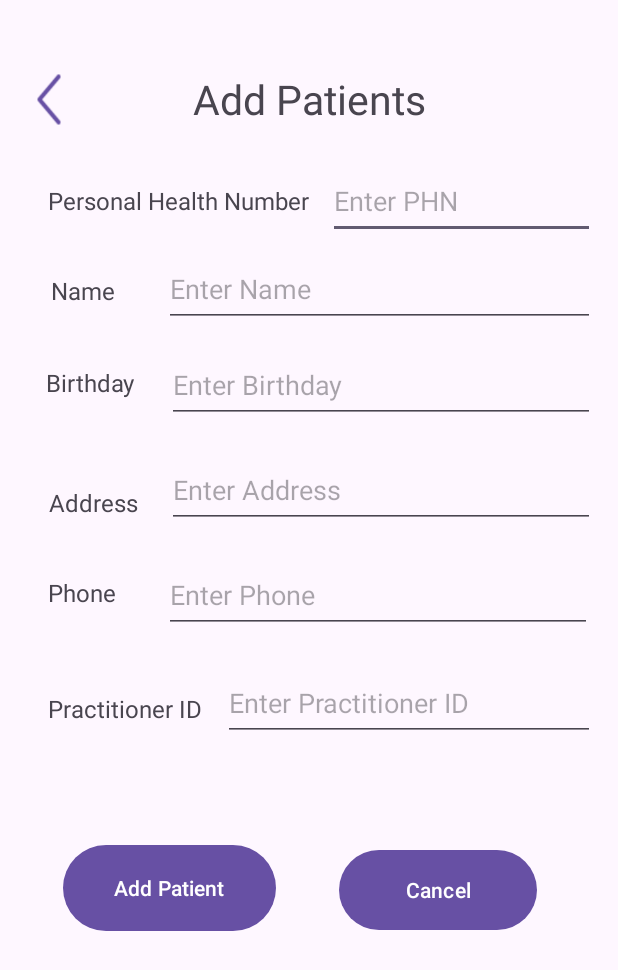
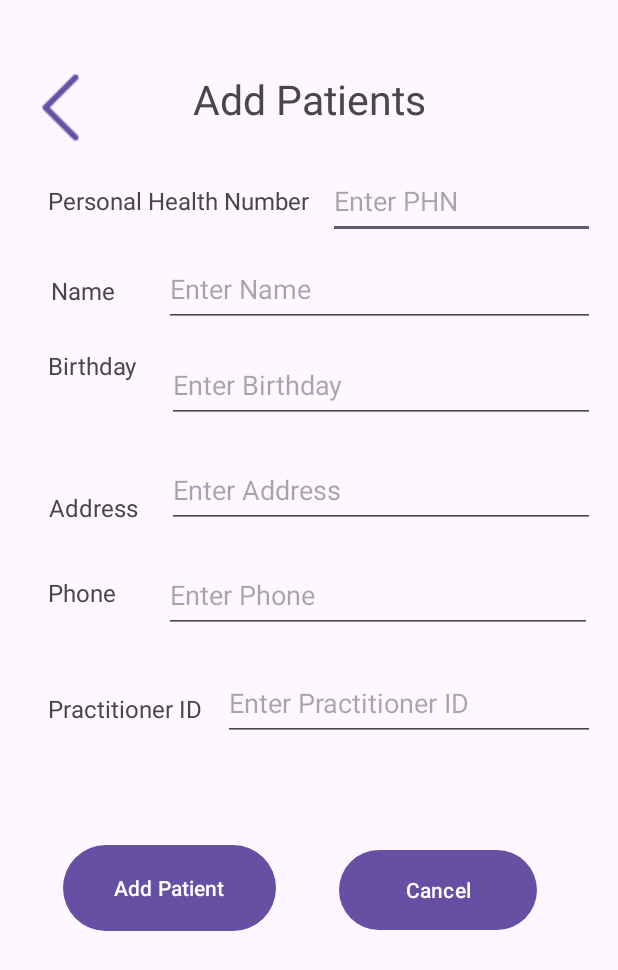
Before and after one commit to leshanLC/Health-Connect, an Android app: the layout activity_test.xml on its own in the app's theme, with its tools: preview values and no code run, on a phone screen of 412 x 824 dp. Shown: the top 970 px of the screen. Run offline under Robolectric (Android 15) with nearby library versions, the phone set to English and light mode, and no system bars.

Commit message:
Correcting UI errors

```diff
--- a/app/src/main/res/layout/activity_add_patient_history.xml
+++ b/app/src/main/res/layout/activity_add_patient_history.xml
@@ -22,9 +22,10 @@
 
     <Button
         android:id="@+id/btnBack"
-        android:layout_width="41dp"
-        android:layout_height="35dp"
+        android:layout_width="50dp"
+        android:layout_height="50dp"
         android:background="@drawable/back_icon"
+        android:contentDescription="@string/btnBack"
         app:layout_constraintBottom_toBottomOf="parent"
         app:layout_constraintEnd_toEndOf="parent"
         app:layout_constraintHorizontal_bias="0.043"
--- a/app/src/main/res/layout/activity_patient_management.xml
+++ b/app/src/main/res/layout/activity_patient_management.xml
@@ -51,6 +51,7 @@
         android:layout_width="50dp"
         android:layout_height="50dp"
         android:background="@drawable/plus_icon"
+        android:contentDescription="@string/tvAddPatients"
         app:layout_constraintBottom_toBottomOf="parent"
         app:layout_constraintEnd_toEndOf="parent"
         app:layout_constraintHorizontal_bias="0.955"
--- a/app/src/main/res/layout/activity_test.xml
+++ b/app/src/main/res/layout/activity_test.xml
@@ -49,17 +49,17 @@
 
     <TextView
         android:id="@+id/textView5"
-        android:layout_width="70dp"
-        android:layout_height="27dp"
+        android:layout_width="83dp"
+        android:layout_height="49dp"
         android:inputType="date"
         android:text="@string/tvBirthday"
         android:textSize="16sp"
         app:layout_constraintBottom_toBottomOf="parent"
         app:layout_constraintEnd_toEndOf="parent"
-        app:layout_constraintHorizontal_bias="0.09"
+        app:layout_constraintHorizontal_bias="0.097"
         app:layout_constraintStart_toStartOf="parent"
         app:layout_constraintTop_toTopOf="parent"
-        app:layout_constraintVertical_bias="0.306" />
+        app:layout_constraintVertical_bias="0.3" />
 
     <TextView
         android:id="@+id/textView6"
@@ -214,9 +214,10 @@
 
     <Button
         android:id="@+id/btnBack"
-        android:layout_width="32dp"
-        android:layout_height="38dp"
+        android:layout_width="50dp"
+        android:layout_height="50dp"
         android:background="@drawable/back_icon"
+        android:contentDescription="@string/btnBack"
         app:layout_constraintBottom_toBottomOf="parent"
         app:layout_constraintEnd_toEndOf="parent"
         app:layout_constraintHorizontal_bias="0.043"
--- a/app/src/main/res/values/strings.xml
+++ b/app/src/main/res/values/strings.xml
@@ -16,4 +16,5 @@
     <string name="tvAddPatientHistory">Add Patient History</string>
     <string name="tvPatientHistory">Patient History</string>
     <string name="btnGeneratePDF">Generate PDF</string>
+    <string name="btnBack"> Back </string>
 </resources>
```
Also changed, not shown: app/src/main/res/layout/activity_view_patient.xml (+4 -3 lines).
